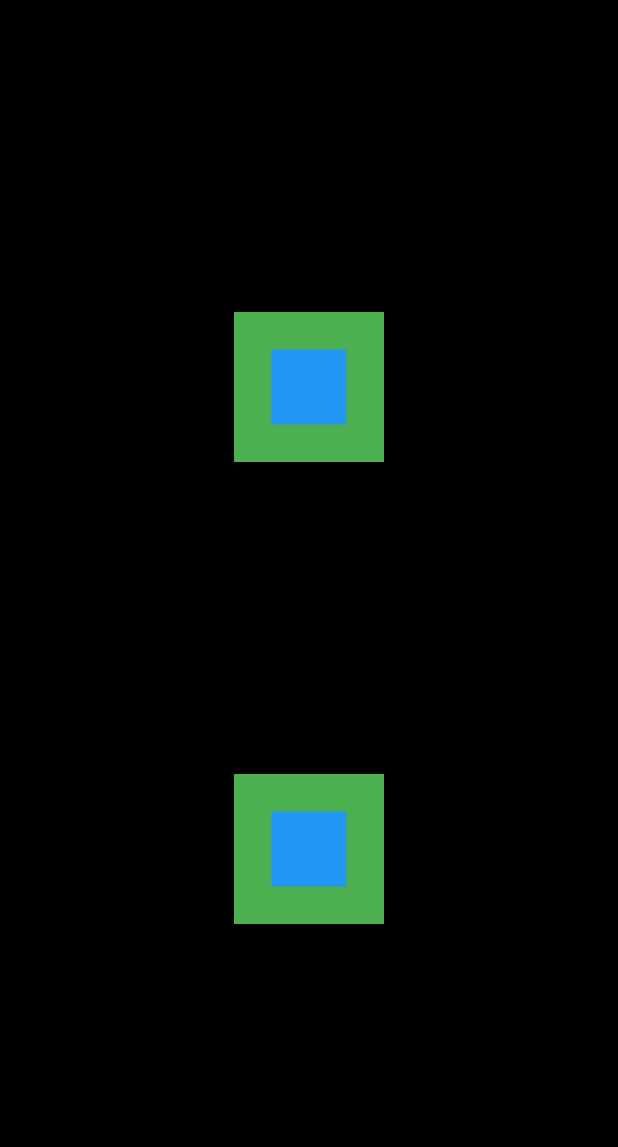
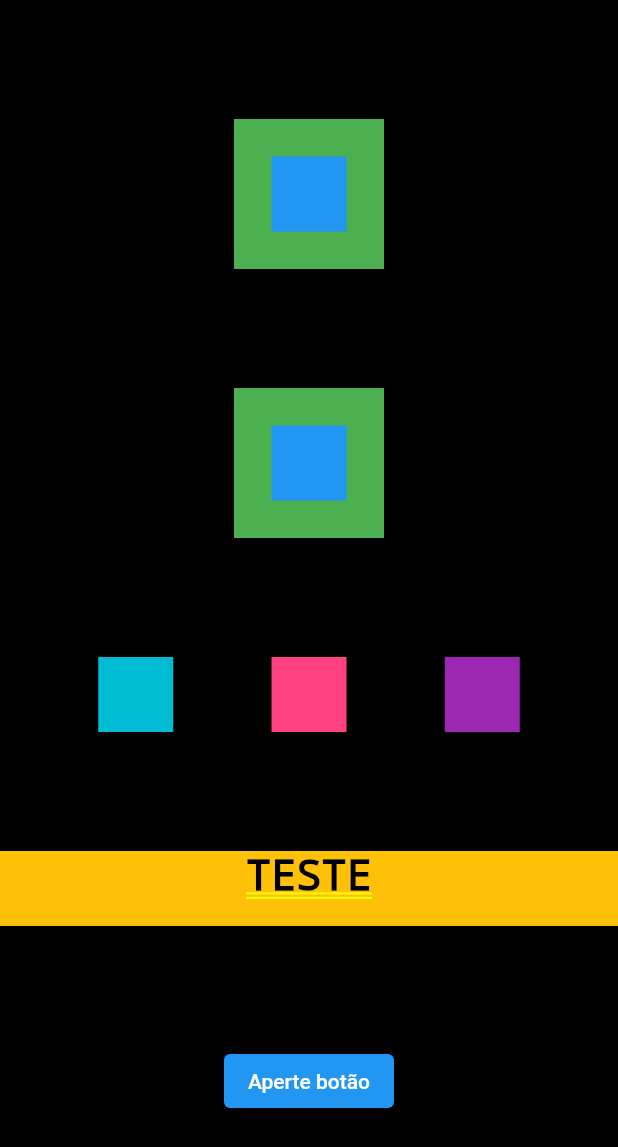
Before and after one commit to samicow/Flutter-repo, a Flutter app: the screen it shows after launch, on a phone screen of 412 x 824 dp. Shown: the top 1147 px of the screen. Run offline on Flutter 3.47's test engine with Material 2 defaults, Android fonts, the light colour scheme and no system bars.

Commit message:
escrevnedo na tela e criando botão

```diff
--- a/lib/main.dart
+++ b/lib/main.dart
@@ -37,10 +37,40 @@ class MyApp extends StatelessWidget {
           Container(color: Colors.green, width: 100, height: 100,),
           Container(color: Colors.blue, width: 50, height: 50,),
         ],
-        )
+        ),
+        Row(
+  mainAxisAlignment: MainAxisAlignment.spaceEvenly,
+  crossAxisAlignment: CrossAxisAlignment.center,
+  children: [
+    Container(color: Colors.cyan, height: 50, width: 50,),
+    Container(color: Colors.pinkAccent, height: 50, width: 50,),
+    Container(color: Colors.purple, height: 50, width: 50,)
+  ],
+),
+
+Container(
+  color: Colors.amber,
+  height: 50,
+  width: 540,
+  child: Text(
+    'TESTE',
+     style: TextStyle(
+      color: Colors.black,
+      fontSize: 28,
+     ),
+     textAlign: TextAlign.center,
+  ),
+),
+ElevatedButton(onPressed: (){
+  print('apertou o botão');
+},
+ child: Text('Aperte botão'),
+ ),
+
         ],
       )
       )
+
     );
   }
 
```
Also changed, not shown: 1 other file.
